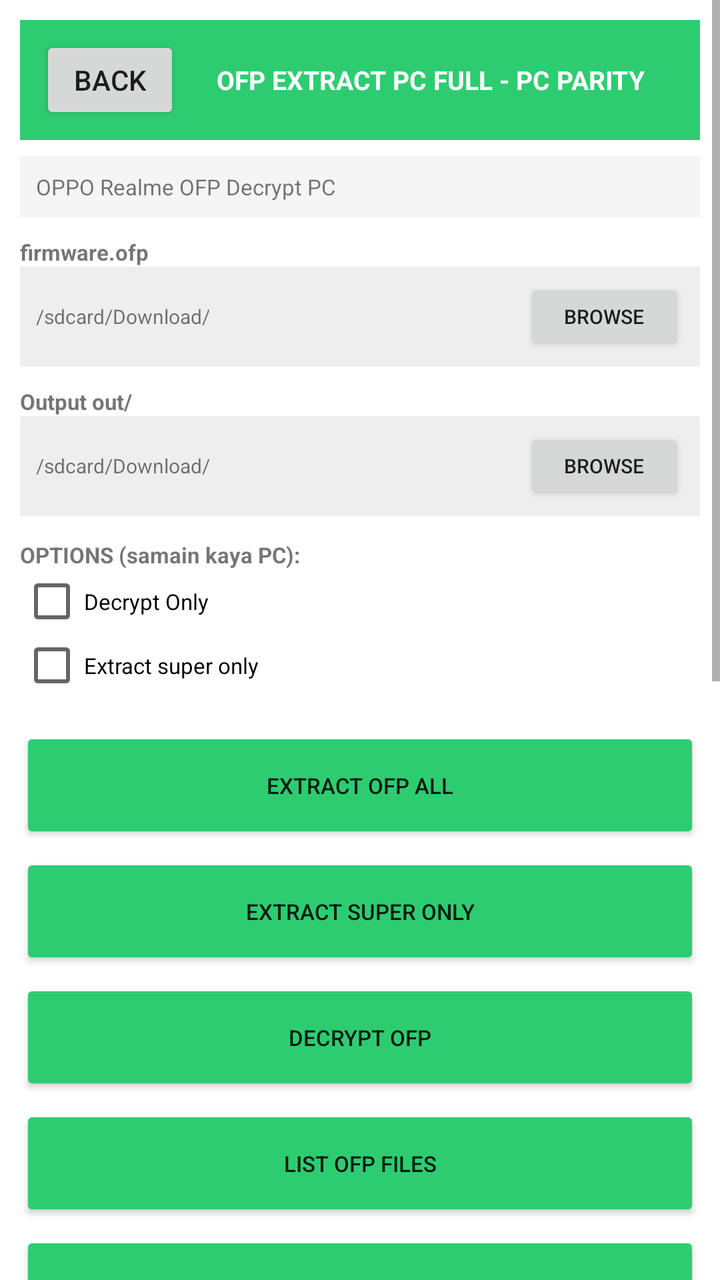
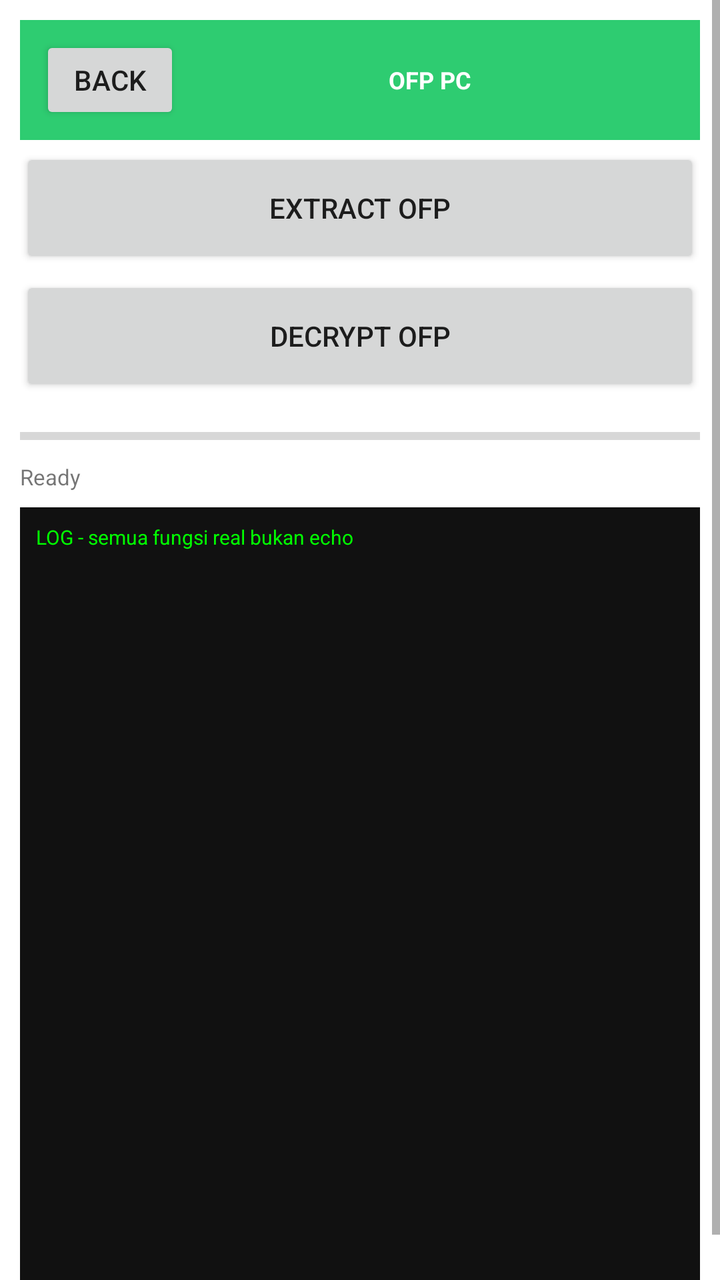

Compare the two renders of this Android layout. The source of the first and the diff that turns it into the second are given below.
<!-- AndroidManifest.xml: application theme Theme.OTGFlasher -->
<!-- res/layout/activity_ofp.xml -->
<?xml version="1.0" encoding="utf-8"?>
<ScrollView xmlns:android="http://schemas.android.com/apk/res/android" android:layout_width="match_parent" android:layout_height="match_parent" android:background="#FFFFFF">
<LinearLayout android:orientation="vertical" android:layout_width="match_parent" android:layout_height="wrap_content" android:padding="10dp">
<LinearLayout android:orientation="horizontal" android:layout_width="match_parent" android:layout_height="60dp" android:background="#2ECC71" android:gravity="center_vertical" android:padding="10dp"><Button android:id="@+id/btnBack" android:text="BACK" android:layout_width="70dp" android:layout_height="44dp"/><TextView android:text="OFP EXTRACT PC FULL - PC PARITY" android:textSize="13sp" android:textStyle="bold" android:textColor="#FFFFFF" android:layout_width="0dp" android:layout_weight="1" android:layout_height="wrap_content" android:gravity="center"/></LinearLayout>
<TextView android:text="OPPO Realme OFP Decrypt PC" android:textSize="11sp" android:background="#F5F5F5" android:padding="8dp" android:layout_width="match_parent" android:layout_height="wrap_content" android:layout_marginTop="8dp"/>
<TextView android:text="firmware.ofp" android:textSize="11sp" android:textStyle="bold" android:layout_width="match_parent" android:layout_height="wrap_content" android:layout_marginTop="10dp"/><LinearLayout android:orientation="horizontal" android:layout_width="match_parent" android:layout_height="50dp" android:background="#EEEEEE" android:gravity="center_vertical" android:padding="8dp"><TextView android:id="@+id/txt_firmware.ofp" android:text="/sdcard/Download/" android:textSize="10sp" android:layout_width="0dp" android:layout_weight="1" android:layout_height="wrap_content"/><Button android:id="@+id/btn_firmware.ofp" android:text="BROWSE" android:layout_width="80dp" android:layout_height="38dp" android:textSize="10sp"/></LinearLayout>
<TextView android:text="Output out/" android:textSize="11sp" android:textStyle="bold" android:layout_width="match_parent" android:layout_height="wrap_content" android:layout_marginTop="10dp"/><LinearLayout android:orientation="horizontal" android:layout_width="match_parent" android:layout_height="50dp" android:background="#EEEEEE" android:gravity="center_vertical" android:padding="8dp"><TextView android:id="@+id/txt_Output_out_" android:text="/sdcard/Download/" android:textSize="10sp" android:layout_width="0dp" android:layout_weight="1" android:layout_height="wrap_content"/><Button android:id="@+id/btn_Output_out_" android:text="BROWSE" android:layout_width="80dp" android:layout_height="38dp" android:textSize="10sp"/></LinearLayout>

<TextView android:text="OPTIONS (samain kaya PC):" android:textSize="11sp" android:textStyle="bold" android:layout_width="match_parent" android:layout_height="wrap_content" android:layout_marginTop="12dp"/>
<CheckBox android:id="@+id/cb_Decrypt_Only" android:text="Decrypt Only" android:layout_width="match_parent" android:layout_height="wrap_content" android:textSize="11sp"/>
<CheckBox android:id="@+id/cb_Extract_super_only" android:text="Extract super only" android:layout_width="match_parent" android:layout_height="wrap_content" android:textSize="11sp"/>

<LinearLayout android:orientation="vertical" android:layout_width="match_parent" android:layout_height="wrap_content" android:layout_marginTop="10dp">
<Button android:id="@+id/btn_EXTRACT_OFP_all" android:text="EXTRACT OFP all" android:layout_width="match_parent" android:layout_height="58dp" android:textSize="11sp" android:layout_marginTop="5dp" android:backgroundTint="#2ECC71"/>
<Button android:id="@+id/btn_EXTRACT_super_only" android:text="EXTRACT super only" android:layout_width="match_parent" android:layout_height="58dp" android:textSize="11sp" android:layout_marginTop="5dp" android:backgroundTint="#2ECC71"/>
<Button android:id="@+id/btn_DECRYPT_OFP" android:text="DECRYPT OFP" android:layout_width="match_parent" android:layout_height="58dp" android:textSize="11sp" android:layout_marginTop="5dp" android:backgroundTint="#2ECC71"/>
<Button android:id="@+id/btn_LIST_OFP_files" android:text="LIST OFP files" android:layout_width="match_parent" android:layout_height="58dp" android:textSize="11sp" android:layout_marginTop="5dp" android:backgroundTint="#2ECC71"/>
<Button android:id="@+id/btn_FLASH_OFP_extracted" android:text="FLASH OFP extracted" android:layout_width="match_parent" android:layout_height="58dp" android:textSize="11sp" android:layout_marginTop="5dp" android:backgroundTint="#2ECC71"/>
<Button android:id="@+id/btn_CONVERT_OFP_to_scatter" android:text="CONVERT OFP to scatter" android:layout_width="match_parent" android:layout_height="58dp" android:textSize="11sp" android:layout_marginTop="5dp" android:backgroundTint="#2ECC71"/>

</LinearLayout>
<ProgressBar android:id="@+id/progressBar" style="?android:attr/progressBarStyleHorizontal" android:layout_width="match_parent" android:layout_height="16dp" android:max="100" android:layout_marginTop="12dp"/>
<TextView android:id="@+id/txtDetail" android:text="Ready PC Parity" android:textSize="11sp" android:layout_width="match_parent" android:layout_height="wrap_content" android:layout_marginTop="5dp"/>
<TextView android:id="@+id/logView" android:text="LOG OFP EXTRACT PC FULL PC PARITY - semua fungsi jalan" android:textSize="10sp" android:background="#111111" android:textColor="#00FF00" android:padding="8dp" android:layout_width="match_parent" android:layout_height="400dp" android:layout_marginTop="8dp"/>
</LinearLayout></ScrollView>
<!-- resources referenced by this layout -->
<resources>
  <style name="Theme.OTGFlasher" parent="android:Theme.Material.Light.NoActionBar" />
</resources>

<!-- the commit's change to res/layout/activity_ofp.xml (unified diff, before → after) -->
@@ -1,25 +1,10 @@
 <?xml version="1.0" encoding="utf-8"?>
 <ScrollView xmlns:android="http://schemas.android.com/apk/res/android" android:layout_width="match_parent" android:layout_height="match_parent" android:background="#FFFFFF">
 <LinearLayout android:orientation="vertical" android:layout_width="match_parent" android:layout_height="wrap_content" android:padding="10dp">
-<LinearLayout android:orientation="horizontal" android:layout_width="match_parent" android:layout_height="60dp" android:background="#2ECC71" android:gravity="center_vertical" android:padding="10dp"><Button android:id="@+id/btnBack" android:text="BACK" android:layout_width="70dp" android:layout_height="44dp"/><TextView android:text="OFP EXTRACT PC FULL - PC PARITY" android:textSize="13sp" android:textStyle="bold" android:textColor="#FFFFFF" android:layout_width="0dp" android:layout_weight="1" android:layout_height="wrap_content" android:gravity="center"/></LinearLayout>
-<TextView android:text="OPPO Realme OFP Decrypt PC" android:textSize="11sp" android:background="#F5F5F5" android:padding="8dp" android:layout_width="match_parent" android:layout_height="wrap_content" android:layout_marginTop="8dp"/>
-<TextView android:text="firmware.ofp" android:textSize="11sp" android:textStyle="bold" android:layout_width="match_parent" android:layout_height="wrap_content" android:layout_marginTop="10dp"/><LinearLayout android:orientation="horizontal" android:layout_width="match_parent" android:layout_height="50dp" android:background="#EEEEEE" android:gravity="center_vertical" android:padding="8dp"><TextView android:id="@+id/txt_firmware.ofp" android:text="/sdcard/Download/" android:textSize="10sp" android:layout_width="0dp" android:layout_weight="1" android:layout_height="wrap_content"/><Button android:id="@+id/btn_firmware.ofp" android:text="BROWSE" android:layout_width="80dp" android:layout_height="38dp" android:textSize="10sp"/></LinearLayout>
-<TextView android:text="Output out/" android:textSize="11sp" android:textStyle="bold" android:layout_width="match_parent" android:layout_height="wrap_content" android:layout_marginTop="10dp"/><LinearLayout android:orientation="horizontal" android:layout_width="match_parent" android:layout_height="50dp" android:background="#EEEEEE" android:gravity="center_vertical" android:padding="8dp"><TextView android:id="@+id/txt_Output_out_" android:text="/sdcard/Download/" android:textSize="10sp" android:layout_width="0dp" android:layout_weight="1" android:layout_height="wrap_content"/><Button android:id="@+id/btn_Output_out_" android:text="BROWSE" android:layout_width="80dp" android:layout_height="38dp" android:textSize="10sp"/></LinearLayout>
-
-<TextView android:text="OPTIONS (samain kaya PC):" android:textSize="11sp" android:textStyle="bold" android:layout_width="match_parent" android:layout_height="wrap_content" android:layout_marginTop="12dp"/>
-<CheckBox android:id="@+id/cb_Decrypt_Only" android:text="Decrypt Only" android:layout_width="match_parent" android:layout_height="wrap_content" android:textSize="11sp"/>
-<CheckBox android:id="@+id/cb_Extract_super_only" android:text="Extract super only" android:layout_width="match_parent" android:layout_height="wrap_content" android:textSize="11sp"/>
-
-<LinearLayout android:orientation="vertical" android:layout_width="match_parent" android:layout_height="wrap_content" android:layout_marginTop="10dp">
-<Button android:id="@+id/btn_EXTRACT_OFP_all" android:text="EXTRACT OFP all" android:layout_width="match_parent" android:layout_height="58dp" android:textSize="11sp" android:layout_marginTop="5dp" android:backgroundTint="#2ECC71"/>
-<Button android:id="@+id/btn_EXTRACT_super_only" android:text="EXTRACT super only" android:layout_width="match_parent" android:layout_height="58dp" android:textSize="11sp" android:layout_marginTop="5dp" android:backgroundTint="#2ECC71"/>
-<Button android:id="@+id/btn_DECRYPT_OFP" android:text="DECRYPT OFP" android:layout_width="match_parent" android:layout_height="58dp" android:textSize="11sp" android:layout_marginTop="5dp" android:backgroundTint="#2ECC71"/>
-<Button android:id="@+id/btn_LIST_OFP_files" android:text="LIST OFP files" android:layout_width="match_parent" android:layout_height="58dp" android:textSize="11sp" android:layout_marginTop="5dp" android:backgroundTint="#2ECC71"/>
-<Button android:id="@+id/btn_FLASH_OFP_extracted" android:text="FLASH OFP extracted" android:layout_width="match_parent" android:layout_height="58dp" android:textSize="11sp" android:layout_marginTop="5dp" android:backgroundTint="#2ECC71"/>
-<Button android:id="@+id/btn_CONVERT_OFP_to_scatter" android:text="CONVERT OFP to scatter" android:layout_width="match_parent" android:layout_height="58dp" android:textSize="11sp" android:layout_marginTop="5dp" android:backgroundTint="#2ECC71"/>
-
-</LinearLayout>
-<ProgressBar android:id="@+id/progressBar" style="?android:attr/progressBarStyleHorizontal" android:layout_width="match_parent" android:layout_height="16dp" android:max="100" android:layout_marginTop="12dp"/>
-<TextView android:id="@+id/txtDetail" android:text="Ready PC Parity" android:textSize="11sp" android:layout_width="match_parent" android:layout_height="wrap_content" android:layout_marginTop="5dp"/>
-<TextView android:id="@+id/logView" android:text="LOG OFP EXTRACT PC FULL PC PARITY - semua fungsi jalan" android:textSize="10sp" android:background="#111111" android:textColor="#00FF00" android:padding="8dp" android:layout_width="match_parent" android:layout_height="400dp" android:layout_marginTop="8dp"/>
+<LinearLayout android:orientation="horizontal" android:layout_width="match_parent" android:layout_height="60dp" android:background="#2ECC71" android:gravity="center_vertical" android:padding="10dp"><Button android:id="@+id/btn_back" android:text="BACK" android:layout_width="70dp" android:layout_height="44dp"/><TextView android:text="OFP PC" android:textSize="12sp" android:textStyle="bold" android:textColor="#FFFFFF" android:layout_width="0dp" android:layout_weight="1" android:layout_height="wrap_content" android:gravity="center"/></LinearLayout>
+<Button android:id="@+id/btn_extract_ofp_0" android:text="EXTRACT OFP" android:layout_width="match_parent" android:layout_height="60dp" android:layout_marginTop="4dp"/>
+<Button android:id="@+id/btn_decrypt_ofp_1" android:text="DECRYPT OFP" android:layout_width="match_parent" android:layout_height="60dp" android:layout_marginTop="4dp"/>
+<ProgressBar android:id="@+id/progress_bar" style="?android:attr/progressBarStyleHorizontal" android:layout_width="match_parent" android:layout_height="16dp" android:max="100" android:layout_marginTop="12dp"/>
+<TextView android:id="@+id/txt_detail" android:text="Ready" android:textSize="11sp" android:layout_width="match_parent" android:layout_height="wrap_content" android:layout_marginTop="5dp"/>
+<TextView android:id="@+id/log_view" android:text="LOG - semua fungsi real bukan echo" android:textSize="10sp" android:background="#111111" android:textColor="#00FF00" android:padding="8dp" android:layout_width="match_parent" android:layout_height="400dp" android:layout_marginTop="8dp"/>
 </LinearLayout></ScrollView>
